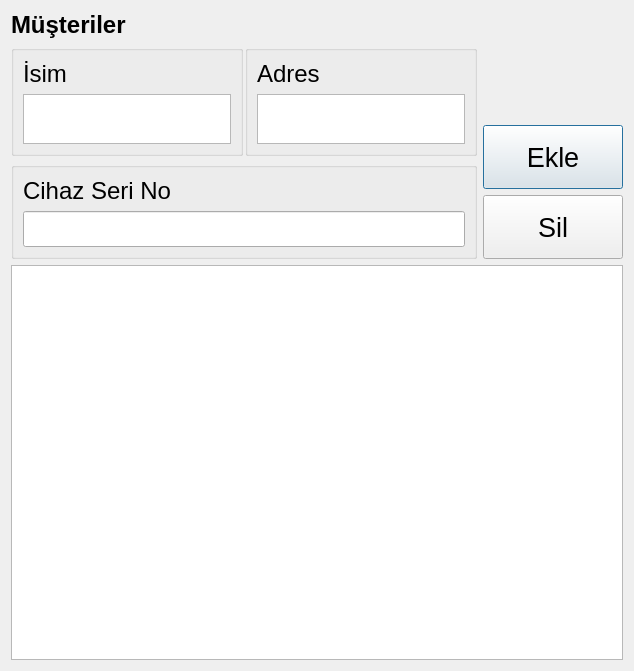
Above: musteri.ui from yunusemrecinar/QT5-cihaz-kimlik-teknik-servis before the change. Below: the same form after it.
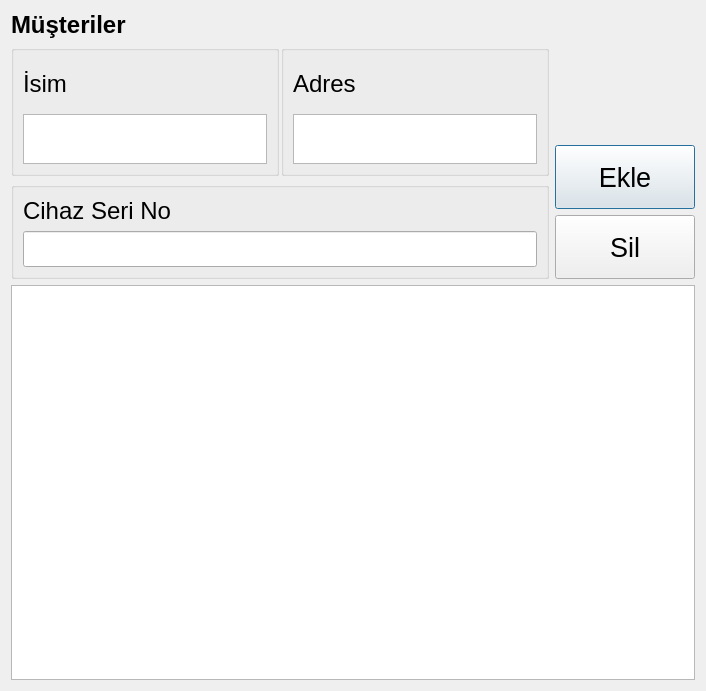
That is the form after the change.

Diff of the .ui file:
```diff
--- a/musteri.ui
+++ b/musteri.ui
@@ -6,8 +6,8 @@
    <rect>
     <x>0</x>
     <y>0</y>
-    <width>634</width>
-    <height>659</height>
+    <width>706</width>
+    <height>691</height>
    </rect>
   </property>
   <property name="windowTitle">
@@ -170,6 +170,13 @@
            </property>
           </widget>
          </item>
+         <item>
+          <widget class="QLabel" name="label_8">
+           <property name="text">
+            <string/>
+           </property>
+          </widget>
+         </item>
          <item>
           <widget class="QLabel" name="label_7">
            <property name="text">
```
